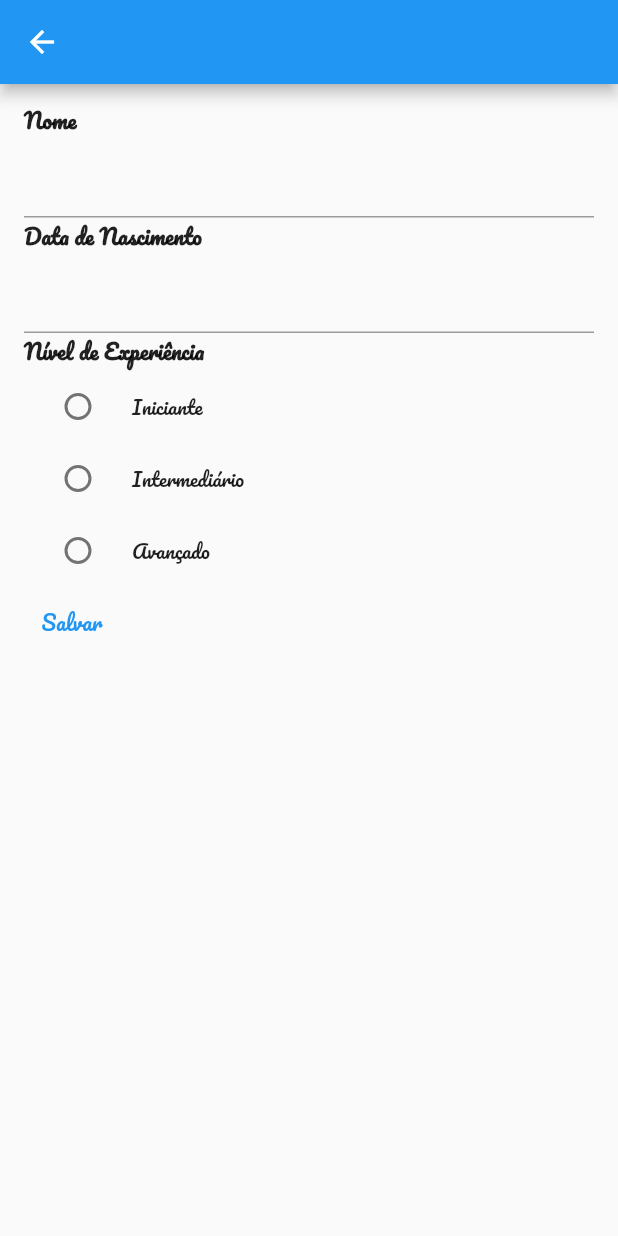
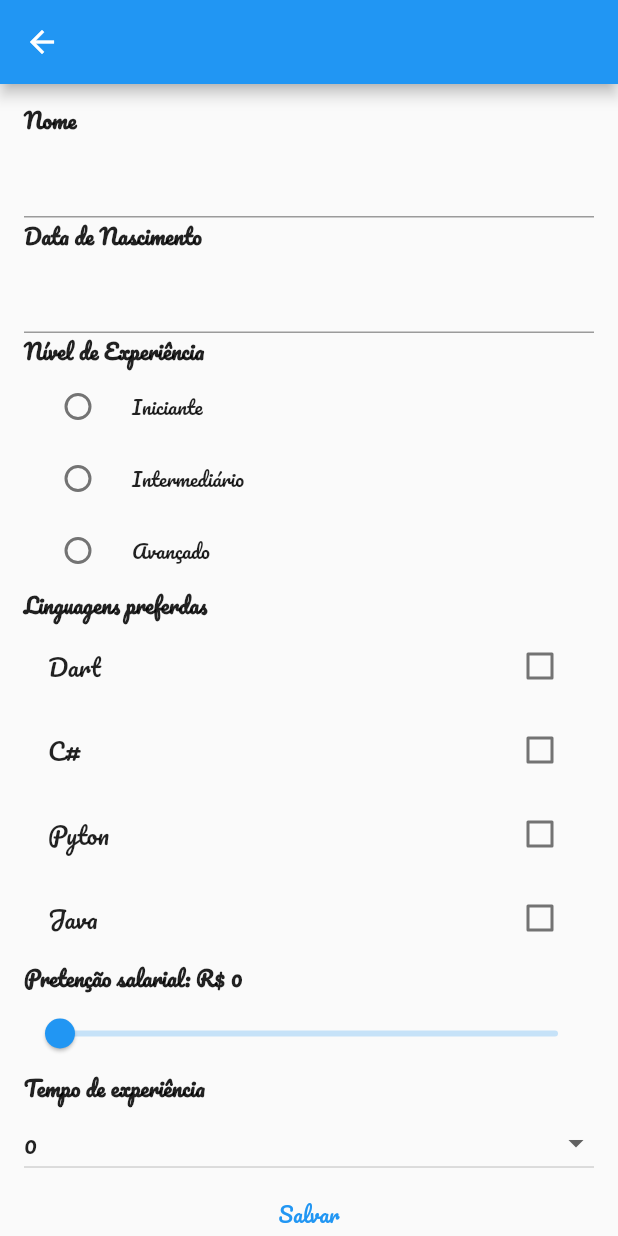
Before and after one commit to Maycon-crz/Bootcamp_Formacao-Flutter-Specialist_DIO, a Flutter app: the DadosCadastrais screen opened directly, on a phone screen of 412 x 824 dp. Run offline on Flutter 3.47's test engine with Material 2 defaults, Android fonts, the phone set to English and light mode, and no system bars; our stand-ins replace google_fonts; network calls fail.

```diff
--- a/modulo2/trilhaapp/lib/pages/dados_cadastrais.dart
+++ b/modulo2/trilhaapp/lib/pages/dados_cadastrais.dart
@@ -1,5 +1,5 @@
-import 'package:flutter/cupertino.dart';
 import 'package:flutter/material.dart';
+import 'package:trilhaapp/repositories/linguagens_repository.dart';
 import 'package:trilhaapp/repositories/nivel_repository.dart';
 
 class DadosCadastrais extends StatefulWidget {
@@ -14,12 +14,29 @@ class _DadosCadastraisState extends State<DadosCadastrais> {
   final datePickerController = TextEditingController(text: "");
   DateTime? dataNascimento;
   var nivelRepository = NivelRepository();
+  var linguagensRepository = LinguagensRepository();
   var nives = [];
+  var linguagens = [];
+  var linguagensSelecionadas = [];
   var nivelSelecionado = "";
+  double salarioEscolhido = 0.0;
+  int tempoDeExperiencia = 0;
+  bool salvando = false;
+
+  List<DropdownMenuItem> returnItems(int queantidadeMaxima) {
+    var items = <DropdownMenuItem>[];
+    for (var i = 0; i <= queantidadeMaxima; i++) {
+      items.add(
+        DropdownMenuItem(value: i, child: Text(i.toString())),
+      );
+    }
+    return items;
+  }
 
   @override
   void initState() {
     nives = nivelRepository.retornaNiveis();
+    linguagens = linguagensRepository.retornaLinguagens();
     super.initState();
   }
 
@@ -36,10 +53,10 @@ class _DadosCadastraisState extends State<DadosCadastrais> {
       appBar: AppBar(
         title: const Text(''),
       ),
-      body: Padding(
+      body: salvando
+          ? const Center(child: CircularProgressIndicator())
+          : ListView(
               padding: const EdgeInsets.symmetric(vertical: 12, horizontal: 16),
-        child: Column(
-          crossAxisAlignment: CrossAxisAlignment.start,
               children: [
                 returnText("Nome"),
                 TextFormField(
@@ -73,7 +90,6 @@ class _DadosCadastraisState extends State<DadosCadastrais> {
                           value: nivel.toString(),
                           groupValue: nivelSelecionado,
                           onChanged: (value) {
-                        print(value);
                             setState(() {
                               nivelSelecionado = value.toString();
                             });
@@ -82,14 +98,116 @@ class _DadosCadastraisState extends State<DadosCadastrais> {
                       )
                       .toList(),
                 ),
+                returnText("Linguagens preferdas"),
+                Column(
+                  children: linguagens
+                      .map(
+                        (e) => CheckboxListTile(
+                          title: Text(e),
+                          value: linguagensSelecionadas.contains(e),
+                          onChanged: (bool? value) {
+                            if (value!) {
+                              setState(() {
+                                linguagensSelecionadas.add(e);
+                              });
+                            } else {
+                              setState(() {
+                                linguagensSelecionadas.remove(e);
+                              });
+                            }
+                          },
+                        ),
+                      )
+                      .toList(),
+                ),
+                returnText(
+                    "Pretenção salarial: R\$ ${salarioEscolhido.round()}"),
+                Slider(
+                  min: 0,
+                  max: 14000,
+                  value: salarioEscolhido,
+                  onChanged: (double value) {
+                    setState(() {
+                      salarioEscolhido = value;
+                    });
+                  },
+                ),
+                returnText("Tempo de experiência"),
+                DropdownButton(
+                    value: tempoDeExperiencia,
+                    isExpanded: true,
+                    items: returnItems(50),
+                    onChanged: (value) {
+                      setState(() {
+                        tempoDeExperiencia = int.parse(value.toString());
+                      });
+                    }),
                 TextButton(
                     onPressed: () {
-                  print(dataNascimento.toString());
+                      salvando = false;
+                      if (nomeController.text.trim().length < 3) {
+                        ScaffoldMessenger.of(context).showSnackBar(
+                          const SnackBar(
+                            content: Text("O nome deve ser preenchido!"),
+                          ),
+                        );
+                      }
+                      if (dataNascimento == null) {
+                        ScaffoldMessenger.of(context).showSnackBar(
+                          const SnackBar(
+                            content: Text("Data de nascimento inválida"),
+                          ),
+                        );
+                      }
+                      if (nivelSelecionado.trim() == "") {
+                        ScaffoldMessenger.of(context).showSnackBar(
+                          const SnackBar(
+                            content: Text("O nível deve ser selecionado"),
+                          ),
+                        );
+                      }
+                      if (linguagensSelecionadas.isEmpty) {
+                        ScaffoldMessenger.of(context).showSnackBar(
+                          const SnackBar(
+                            content: Text(
+                                "Deve ser selecionada ao menos 1 linguagem"),
+                          ),
+                        );
+                      }
+                      if (tempoDeExperiencia == 0) {
+                        ScaffoldMessenger.of(context).showSnackBar(
+                          const SnackBar(
+                            content:
+                                Text("Deve ter ao menos 1 ano de experiência"),
+                          ),
+                        );
+                      }
+                      if (salarioEscolhido == 0) {
+                        ScaffoldMessenger.of(context).showSnackBar(
+                          const SnackBar(
+                            content: Text(
+                                "A pretenção salarial deve ser maior que 0"),
+                          ),
+                        );
+                      }
+                      setState(() {
+                        salvando = true;
+                      });
+                      Future.delayed(Duration(seconds: 3), () {
+                        ScaffoldMessenger.of(context).showSnackBar(
+                          const SnackBar(
+                            content: Text("Dados salvos com sucesso"),
+                          ),
+                        );
+                        setState(() {
+                          salvando = false;
+                        });
+                        Navigator.pop(context);
+                      });
                     },
                     child: const Text("Salvar")),
               ],
             ),
-      ),
     );
   }
 }
--- /dev/null
+++ b/modulo2/trilhaapp/lib/repositories/linguagens_repository.dart
@@ -0,0 +1,5 @@
+class LinguagensRepository {
+  List<String> retornaLinguagens() {
+    return ["Dart", "C#", "Pyton", "Java"];
+  }
+}
```
Also changed, not shown: 1 other file. Lines whose indentation alone changed are shown as unchanged.
